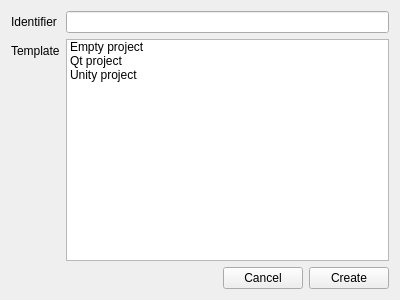
First picture: the form in src/gui/ui_files/create_app_widget.ui, repository medusabci/medusa-platform, before the edit.
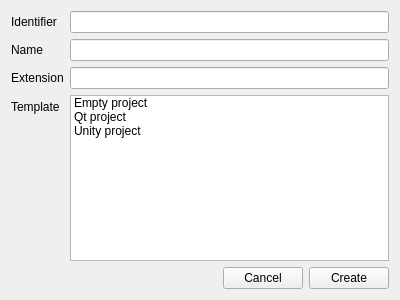
Second picture: the form after the edit.

Commit message: Implemented function to create apps from templates

```diff
--- a/src/gui/ui_files/create_app_widget.ui
+++ b/src/gui/ui_files/create_app_widget.ui
@@ -26,15 +26,15 @@
      <item row="0" column="1">
       <widget class="QLineEdit" name="lineEdit"/>
      </item>
-     <item row="1" column="0">
+     <item row="3" column="0">
       <widget class="QLabel" name="label_2">
        <property name="text">
         <string>Template</string>
        </property>
       </widget>
      </item>
-     <item row="1" column="1">
-      <widget class="QListWidget" name="listWidget">
+     <item row="3" column="1">
+      <widget class="QListWidget" name="listWidget_app_template">
        <item>
         <property name="text">
          <string>Empty project</string>
@@ -52,6 +52,26 @@
        </item>
       </widget>
      </item>
+     <item row="1" column="0">
+      <widget class="QLabel" name="label_3">
+       <property name="text">
+        <string>Name</string>
+       </property>
+      </widget>
+     </item>
+     <item row="1" column="1">
+      <widget class="QLineEdit" name="lineEdit_app_name"/>
+     </item>
+     <item row="2" column="0">
+      <widget class="QLabel" name="label_4">
+       <property name="text">
+        <string>Extension</string>
+       </property>
+      </widget>
+     </item>
+     <item row="2" column="1">
+      <widget class="QLineEdit" name="lineEdit_app_extension"/>
+     </item>
     </layout>
    </item>
    <item>
```
Left out of the diff: 6 changed lines with no effect on the pictures. The commit also changes 128 other files.
